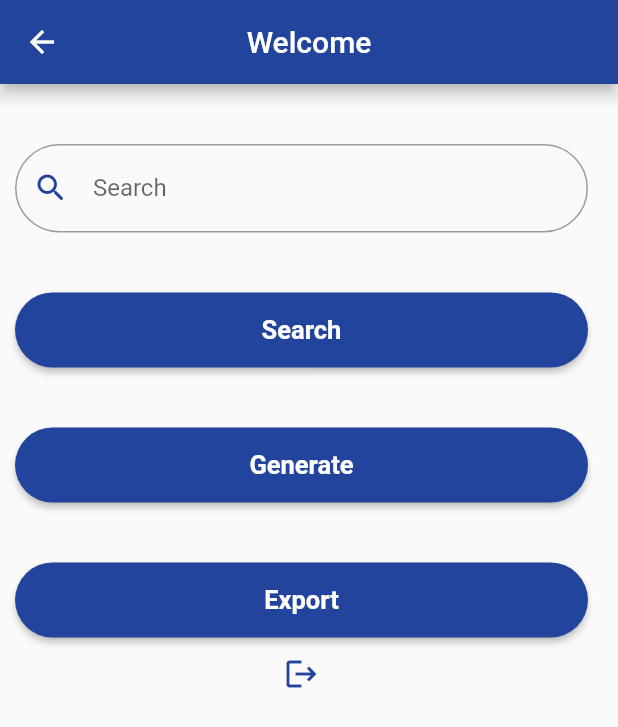
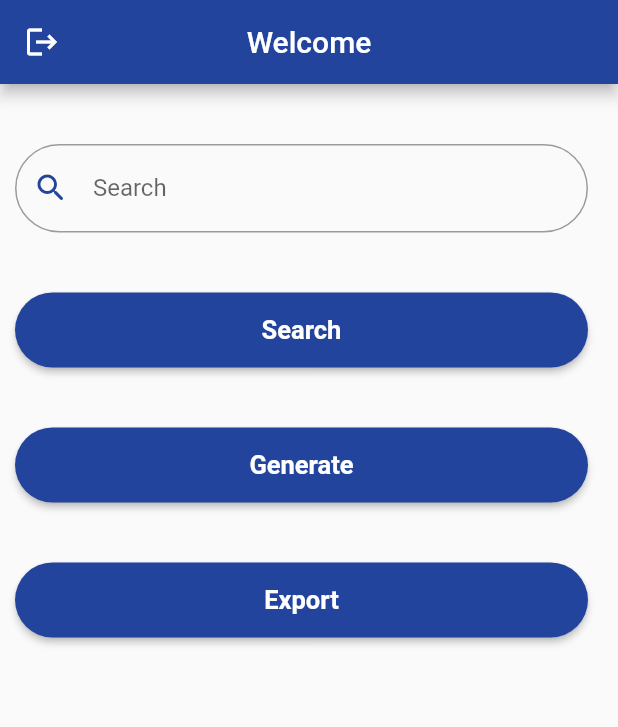
Before and after one commit to GeekMind00/Randomly, a Flutter app: the Home screen opened by its route, on a phone screen of 412 x 824 dp. Shown: the top 727 px of the screen. Run offline on Flutter 3.47's test engine with Material 2 defaults, Android fonts, the phone set to English and light mode, and no system bars; our stand-ins replace open_file, pdf, sqflite; accounts and stored records are empty.

Commit message:
Edit logout icon style

```diff
--- a/lib/views/home.dart
+++ b/lib/views/home.dart
@@ -47,6 +47,13 @@ class HomeState extends State<Home> {
         title: Text("Welcome"),
         backgroundColor: Color(0xff23449d),
         centerTitle: true,
+        leading: IconButton(
+            icon: new Icon(Icons.logout),
+            color: Colors.white,
+            onPressed: () {
+              Navigator.of(context).pushNamed("login");
+            },
+          ),
       ),
       //drawer: MyDrawer(),
       body: Container(
@@ -76,13 +83,6 @@ class HomeState extends State<Home> {
                   await Pdf.generateCenteredText(number.numbersList.toString());
               Pdf.openFile(pdfFile);
             }),
-            new IconButton(
-            icon: new Icon(Icons.logout),
-            color: Color(0xff23449d),
-            onPressed: () {
-              Navigator.of(context).pushNamed("login");
-            },
-          ),
           ],
         ),
       ),
```
